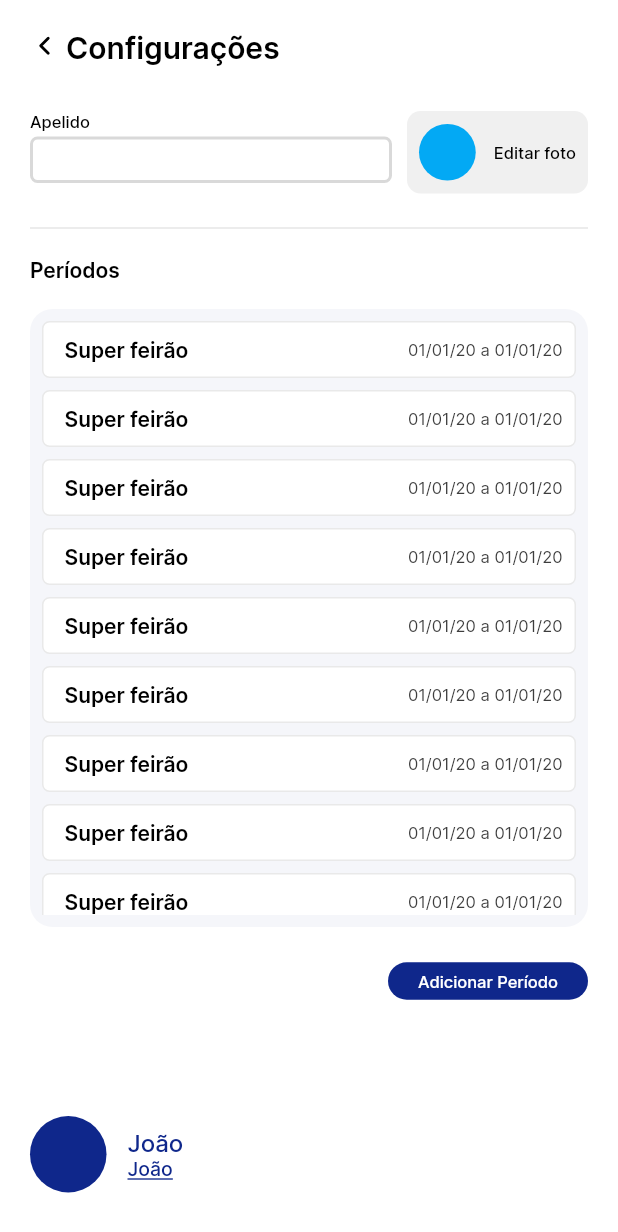
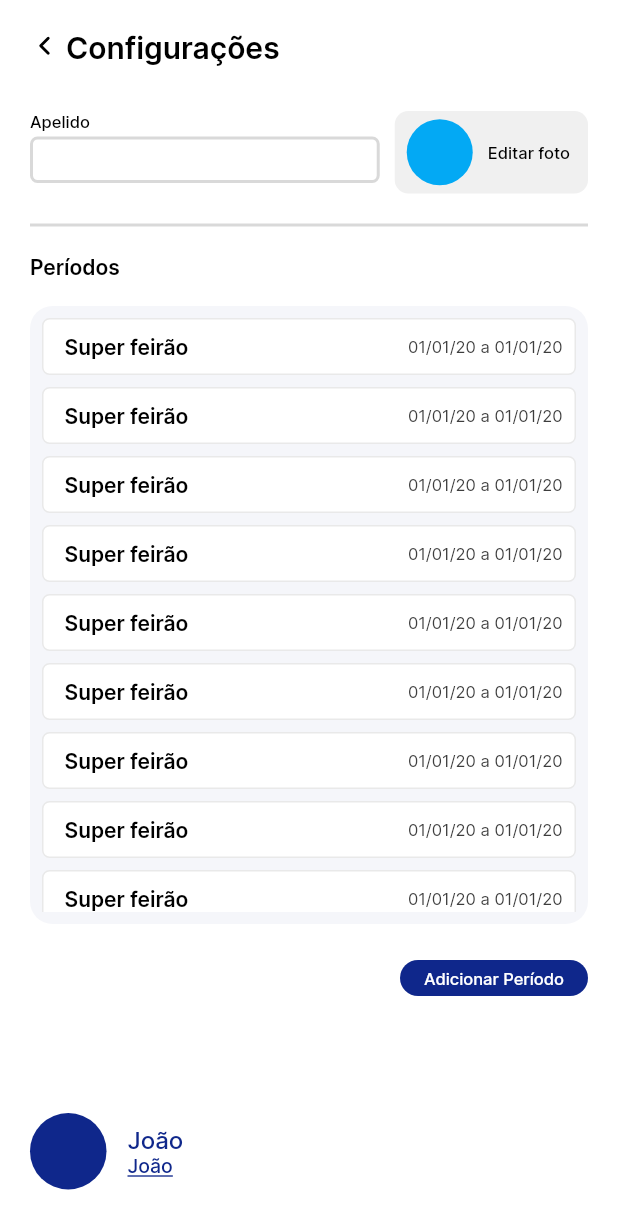
Before and after one commit to FelipeLemosBellini/science_dex, a Flutter app: the screen it shows after launch, on a phone screen of 412 x 824 dp. Shown: the top 1232 px of the screen. Run offline on Flutter 3.47's test engine with Material 3 defaults, Android fonts, the phone set to English and light mode, and no system bars; our stand-ins replace flutter_svg, get_it, go_router.

Commit message:
fix error

```diff
--- a/lib/screens/profile/widget/edit_photo_widget.dart
+++ b/lib/screens/profile/widget/edit_photo_widget.dart
@@ -8,15 +8,13 @@ class EditPhotoWidget extends StatelessWidget {
   Widget build(BuildContext context) {
     return Container(
       height: 55,
+      padding: EdgeInsets.only(left: 8, right: 12),
       decoration:
           BoxDecoration(color: ScienceDexColors.grayExtraLight, borderRadius: BorderRadius.all(Radius.circular(9))),
       child: Row(children: [
-        Expanded(
-            child: Container(
-                margin: EdgeInsets.only(top: 5, bottom: 5, left: 8, right: 12),
-                decoration: BoxDecoration(color: Colors.lightBlue, shape: BoxShape.circle))),
+        Container(height: 44, width: 44, decoration: BoxDecoration(color: Colors.lightBlue, shape: BoxShape.circle)),
+        SizedBox(width: 10),
         Text("Editar foto").bodyTinyMedium(),
-        SizedBox(width: 8)
       ]),
     );
   }
--- a/lib/screens/profile/widget/edit_user_widget.dart
+++ b/lib/screens/profile/widget/edit_user_widget.dart
@@ -20,8 +20,7 @@ class EditUserWidget extends StatelessWidget {
     return Padding(
       padding: padding ?? EdgeInsets.zero,
       child: Row(crossAxisAlignment: CrossAxisAlignment.start, children: [
-        Expanded(
-            flex: 2,
+        Flexible(
             child: Column(crossAxisAlignment: CrossAxisAlignment.start, children: [
               Text("Apelido").bodyTinyMedium(),
               SizedBox(height: 4),
@@ -33,7 +32,7 @@ class EditUserWidget extends StatelessWidget {
               )
             ])),
         SizedBox(width: 10),
-        Expanded(flex: 1, child: EditPhotoWidget())
+        EditPhotoWidget()
       ]),
     );
   }
--- a/lib/screens/widgets/science_dex_divider_widget.dart
+++ b/lib/screens/widgets/science_dex_divider_widget.dart
@@ -11,7 +11,7 @@ class ScienceDexDividerWidget extends StatelessWidget {
   Widget build(BuildContext context) {
     return Padding(
       padding: padding ?? EdgeInsets.zero,
-      child: Divider(color: color ?? ScienceDexColors.label, height: height ?? 2),
+      child: Divider(color: color ?? ScienceDexColors.label, thickness: 2, height: height ?? 0),
     );
   }
 }
--- a/lib/screens/widgets/science_dex_primary_button.dart
+++ b/lib/screens/widgets/science_dex_primary_button.dart
@@ -29,9 +29,6 @@ class ScienceDexPrimaryButton extends StatelessWidget {
             onPressed: onTap,
             shape: RoundedRectangleBorder(borderRadius: BorderRadius.circular(15)),
             color: ScienceDexColors.secondaryColor,
-            child: Padding(
-              padding: const EdgeInsets.symmetric(horizontal: 4, vertical: 6),
-              child: Text(text).bodyTinyMedium(style: TextStyle(color: ScienceDexColors.white)),
-            )));
+            child: Text(text).bodyTinyMedium(style: TextStyle(color: ScienceDexColors.white))));
   }
 }
```
Also changed, not shown: lib/screens/profile/configuration/configuration_page.dart (+5 -6 lines).
